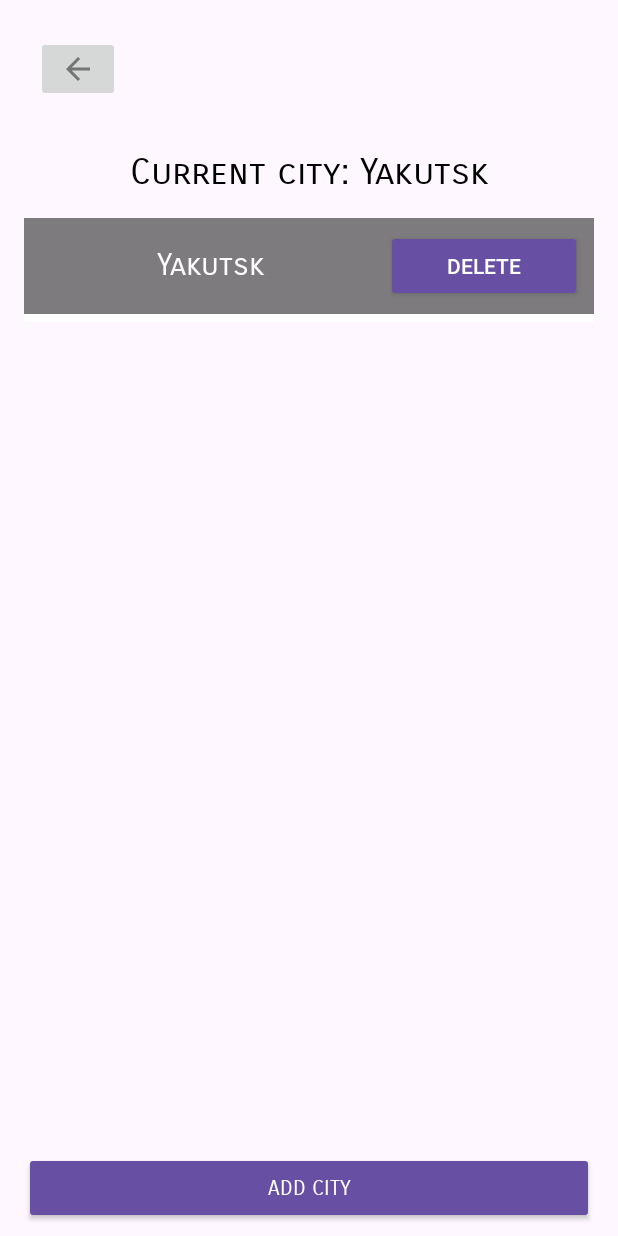
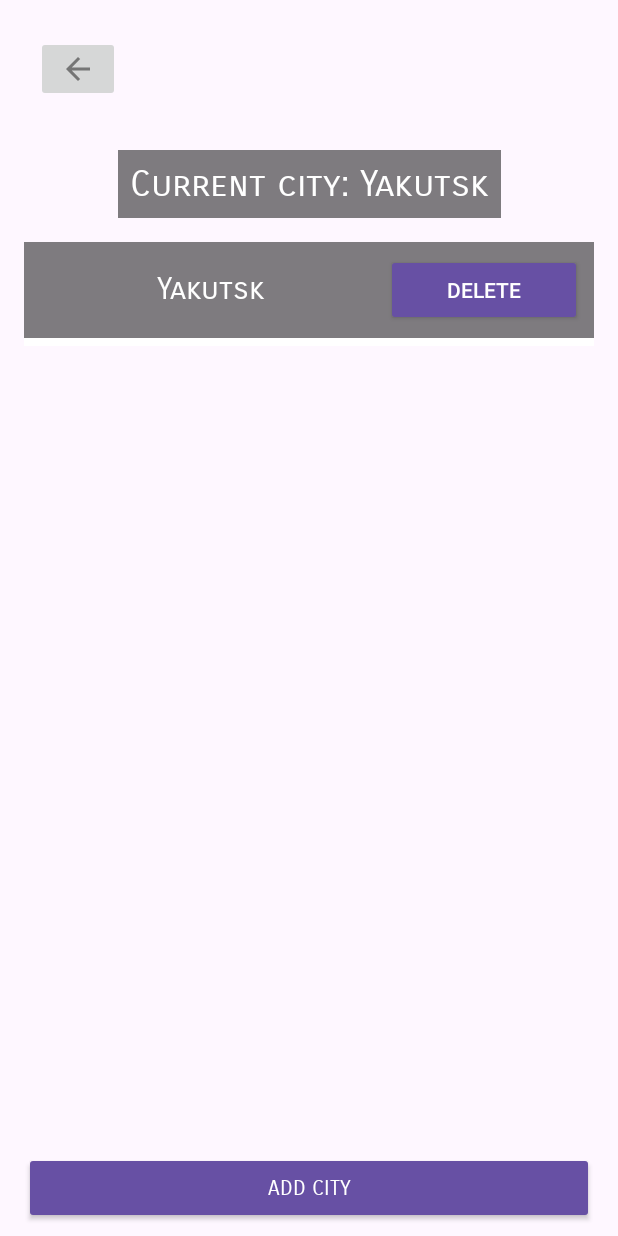
Before and after one commit to Serujimir/serujimir_weather_app, an Android app: the SettingsActivity screen opened directly, with no data from a screen before it, on a phone screen of 412 x 824 dp. Run offline under Robolectric (Android 15) with nearby library versions, the phone set to English and light mode, and no system bars.

Commit message:
v1.2 Added background for Current city TextView

```diff
--- a/app/src/main/res/layout/activity_settings.xml
+++ b/app/src/main/res/layout/activity_settings.xml
@@ -50,9 +50,11 @@
         android:layout_width="wrap_content"
         android:layout_height="wrap_content"
         android:layout_marginTop="32dp"
+        android:background="@android:drawable/screen_background_dark_transparent"
         android:fontFamily="sans-serif-smallcaps"
+        android:padding="8dp"
         android:text="Current city: Yakutsk"
-        android:textColor="#000000"
+        android:textColor="#FFFFFF"
         android:textSize="24sp"
         app:layout_constraintEnd_toEndOf="parent"
         app:layout_constraintStart_toStartOf="parent"
```
